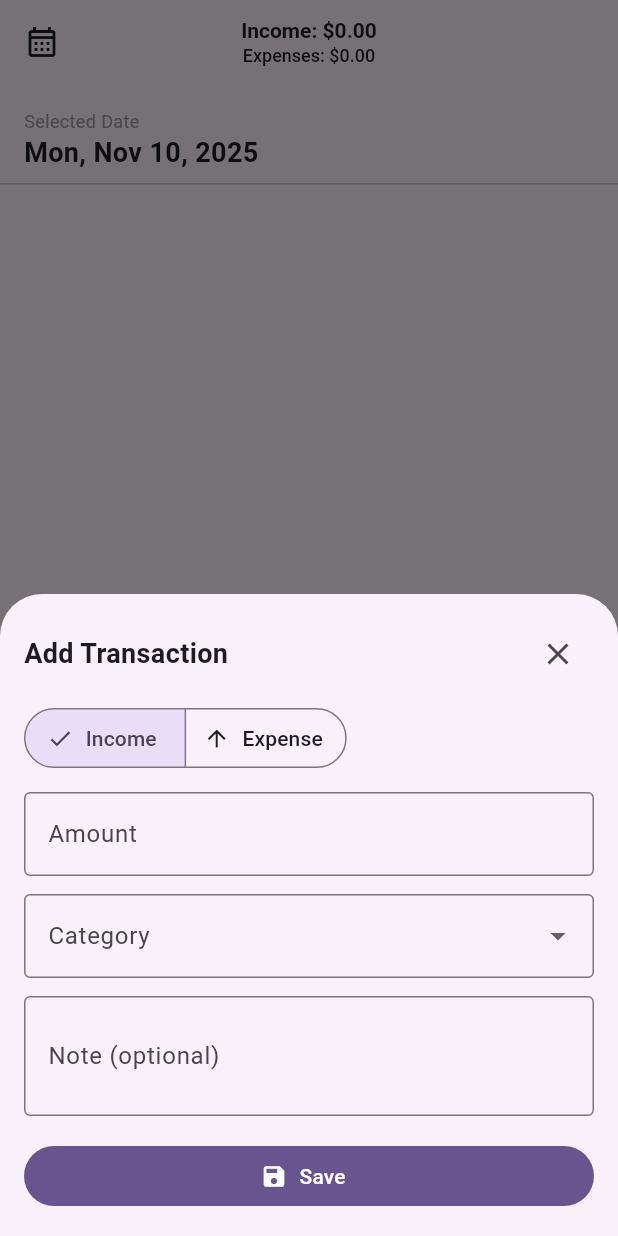
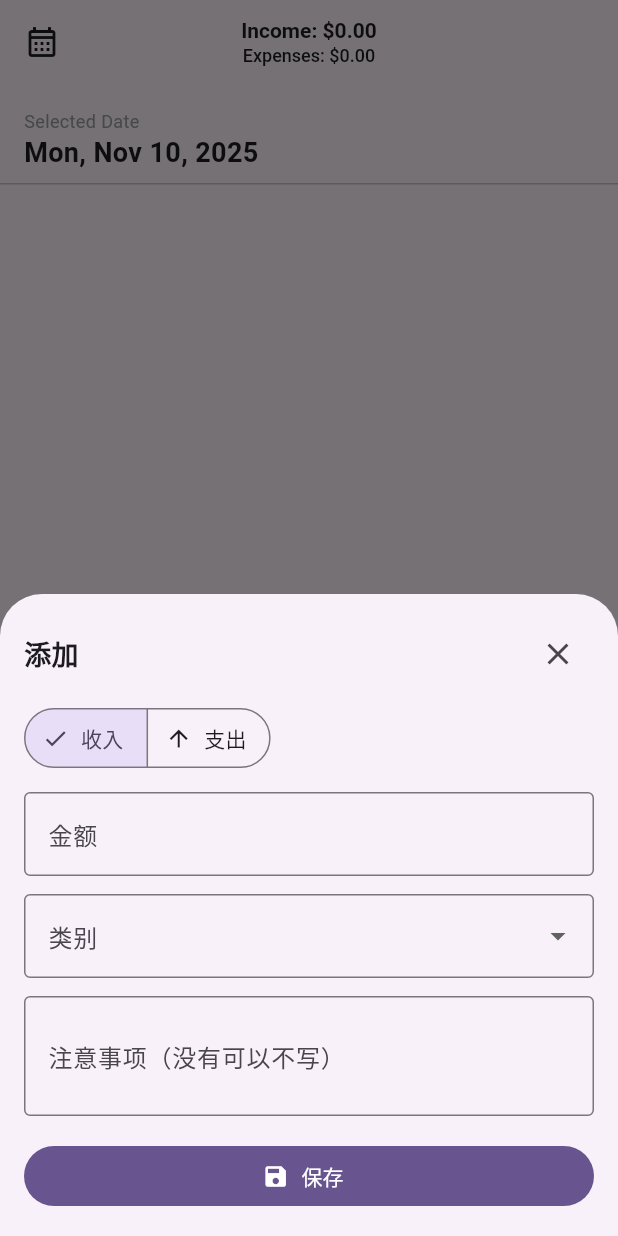
Before and after one commit to yuxi03/finance-expense, a Flutter app: the screen it shows after launch, after a tap on the "add" icon, on a phone screen of 412 x 824 dp. Run offline on Flutter 3.47's test engine with Material 3 defaults, Android fonts, the phone set to English and light mode, and no system bars; our stand-ins replace flutter_riverpod, sqflite; accounts and stored records are empty.

Commit message:
function for datepicker, add transacation, category selection update

```diff
--- a/finance_app/lib/main.dart
+++ b/finance_app/lib/main.dart
@@ -12,7 +12,7 @@ class MyApp extends StatelessWidget {
   @override
   Widget build(BuildContext context) {
     return MaterialApp(
-      title: 'Finance App',
+      title: '算钱软件',
       theme: ThemeData(
         colorScheme: ColorScheme.fromSeed(seedColor: Colors.deepPurple),
         useMaterial3: true,
--- a/finance_app/lib/widgets/add_transaction_sheet.dart
+++ b/finance_app/lib/widgets/add_transaction_sheet.dart
@@ -31,14 +31,14 @@ class _AddTransactionSheetState extends State<AddTransactionSheet> {
     final amount = double.tryParse(raw.replaceAll(',', ''));
     if (amount == null || amount <= 0) {
       ScaffoldMessenger.of(context).showSnackBar(
-        const SnackBar(content: Text('Enter a valid amount > 0')),
+        const SnackBar(content: Text('请输入大过0的金额')),
       );
       return;
     }
 
     if (selectedCategory == null) {
       ScaffoldMessenger.of(context).showSnackBar(
-        const SnackBar(content: Text('Please select a category')),
+        const SnackBar(content: Text('请选择类别')),
       );
       return;
     }
@@ -74,7 +74,7 @@ class _AddTransactionSheetState extends State<AddTransactionSheet> {
             mainAxisAlignment: MainAxisAlignment.spaceBetween,
             children: [
               const Text(
-                'Add Transaction',
+                '添加',
                 style: TextStyle(fontSize: 18, fontWeight: FontWeight.w600),
               ),
               IconButton(
@@ -86,8 +86,8 @@ class _AddTransactionSheetState extends State<AddTransactionSheet> {
           const SizedBox(height: 8),
           SegmentedButton<bool>(
             segments: const [
-              ButtonSegment(value: true, label: Text('Income'), icon: Icon(Icons.arrow_downward)),
-              ButtonSegment(value: false, label: Text('Expense'), icon: Icon(Icons.arrow_upward)),
+              ButtonSegment(value: true, label: Text('收入'), icon: Icon(Icons.arrow_downward)),
+              ButtonSegment(value: false, label: Text('支出'), icon: Icon(Icons.arrow_upward)),
             ],
             selected: {isIncome},
             onSelectionChanged: (s) => setState(() {
@@ -100,7 +100,7 @@ class _AddTransactionSheetState extends State<AddTransactionSheet> {
             controller: amountController,
             keyboardType: const TextInputType.numberWithOptions(decimal: true),
             decoration: const InputDecoration(
-              labelText: 'Amount',
+              labelText: '金额',
               prefixText: '\$ ',
               border: OutlineInputBorder(),
             ),
@@ -110,7 +110,7 @@ class _AddTransactionSheetState extends State<AddTransactionSheet> {
             key: ValueKey(isIncome),
             initialValue: selectedCategory,
             decoration: const InputDecoration(
-              labelText: 'Category',
+              labelText: '类别',
               border: OutlineInputBorder(),
             ),
             items: (isIncome ? incomeCategories : expenseCategories)
@@ -131,7 +131,7 @@ class _AddTransactionSheetState extends State<AddTransactionSheet> {
           TextField(
             controller: noteController,
             decoration: const InputDecoration(
-              labelText: 'Note (optional)',
+              labelText: '注意事项（没有可以不写）',
               border: OutlineInputBorder(),
             ),
             maxLines: 2,
@@ -141,7 +141,7 @@ class _AddTransactionSheetState extends State<AddTransactionSheet> {
             width: double.infinity,
             child: FilledButton.icon(
               icon: const Icon(Icons.save),
-              label: const Text('Save'),
+              label: const Text('保存'),
               onPressed: _save,
             ),
           ),
--- a/finance_app/lib/widgets/empty_state.dart
+++ b/finance_app/lib/widgets/empty_state.dart
@@ -14,12 +14,12 @@ class EmptyState extends StatelessWidget {
             Icon(Icons.receipt_long_outlined, size: 48, color: Colors.grey.shade500),
             const SizedBox(height: 12),
             Text(
-              'No transactions for this date',
+              '没有记录',
               style: TextStyle(color: Colors.grey.shade700),
             ),
             const SizedBox(height: 8),
             const Text(
-              'Tap + to add your first transaction.',
+              '点击+记录交易.',
               style: TextStyle(fontSize: 12, color: Colors.grey),
             ),
           ],
--- a/finance_app/lib/widgets/transaction_list.dart
+++ b/finance_app/lib/widgets/transaction_list.dart
@@ -26,7 +26,7 @@ class TransactionList extends StatelessWidget {
           ),
           title: Text(t.category),
           subtitle: Text(
-            t.note ?? (t.isIncome ? 'Income' : 'Expense'),
+            t.note ?? (t.isIncome ? '收入' : '支出'),
             maxLines: 1,
             overflow: TextOverflow.ellipsis,
           ),
```
Also changed, not shown: .claude/settings.local.json (added).
